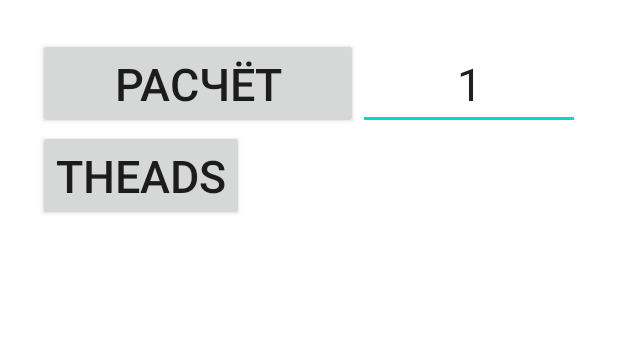
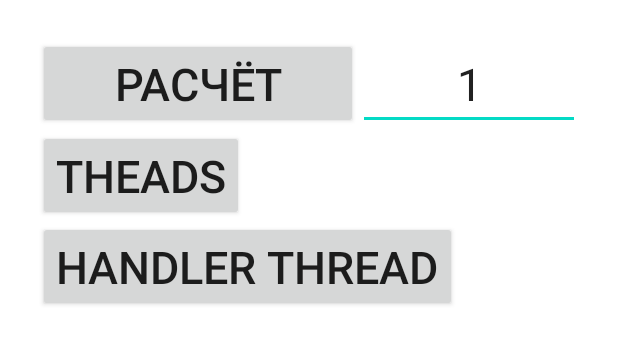
Before and after one commit to Alena251297/K_Lesson_1, an Android app: the layout fragment_theader.xml on its own in the app's theme, with its tools: preview values and no code run, on a phone screen of 412 x 824 dp. Shown: the top 344 px of the screen. Run offline under Robolectric (Android 15) with nearby library versions, the phone set to English and light mode, and no system bars.

```diff
--- a/KLesson2/app/src/main/res/layout/fragment_theader.xml
+++ b/KLesson2/app/src/main/res/layout/fragment_theader.xml
@@ -38,5 +38,12 @@
             android:layout_weight="1"
             android:text="Theads"
             android:textSize="@dimen/feels_like_text_size" />
+        <androidx.appcompat.widget.AppCompatButton
+            android:id="@+id/calcTheadsHandlerBtn"
+            android:layout_width="wrap_content"
+            android:layout_height="wrap_content"
+            android:layout_weight="1"
+            android:text="Handler Thread"
+            android:textSize="@dimen/feels_like_text_size" />
     </LinearLayout>
 </ScrollView>
```
Also changed, not shown: KLesson2/app/src/main/java/ru/geekbraince/KLesson2/lesson6/TheadsFragmaent.kt (+35 -5 lines).
